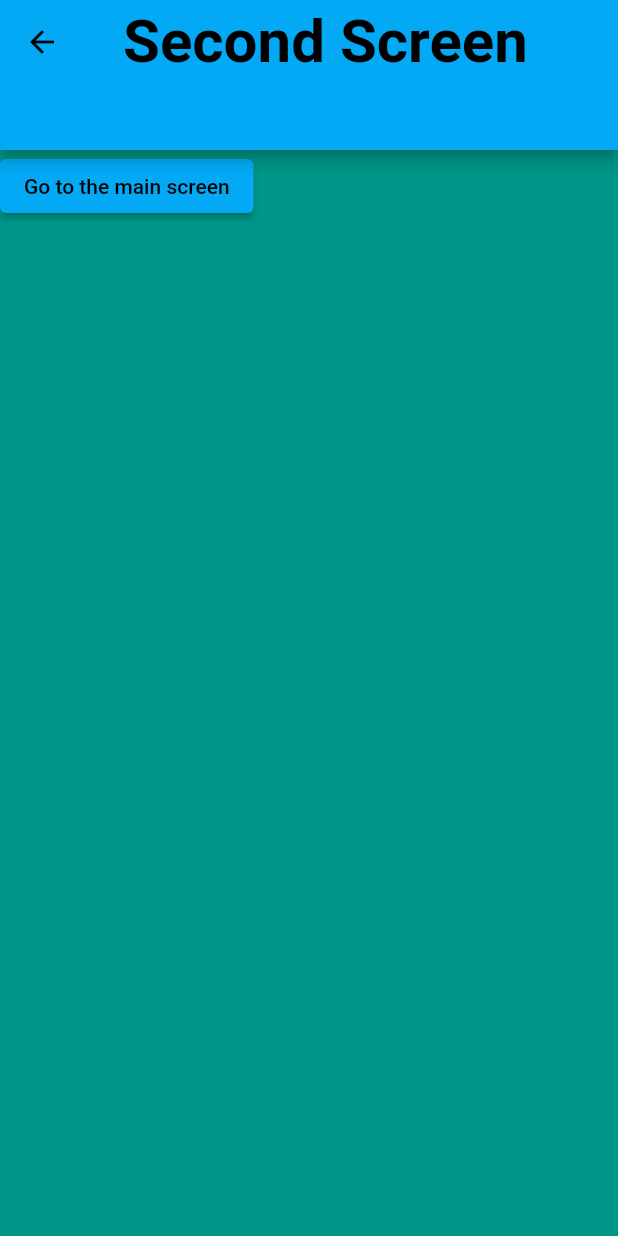
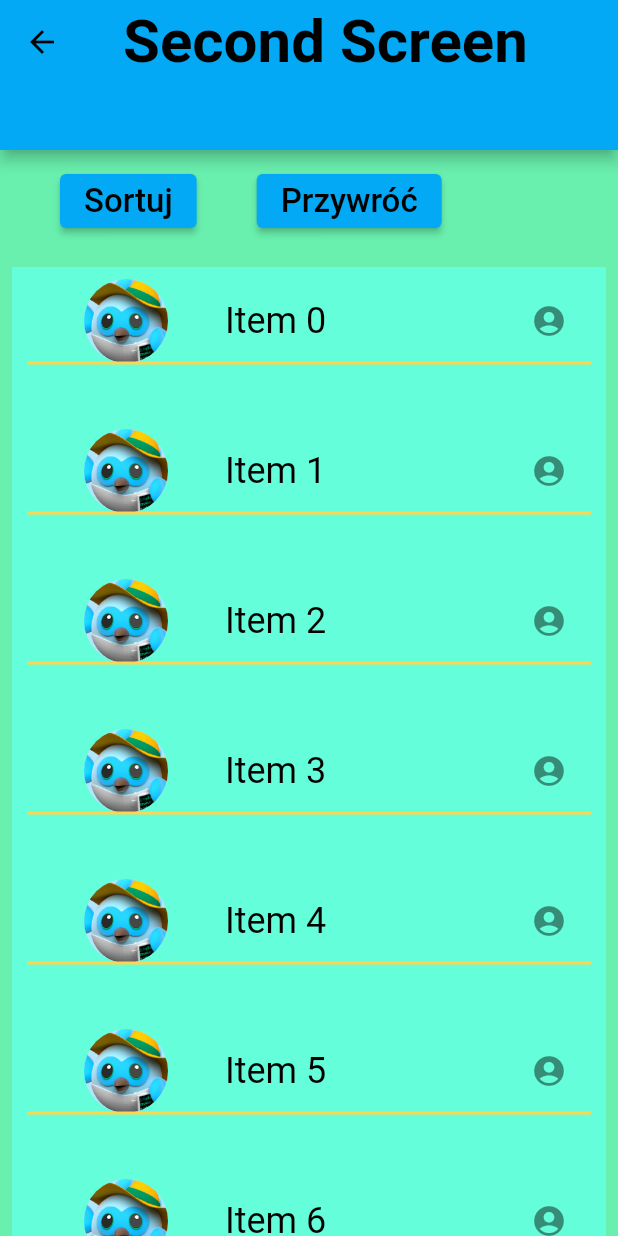
Before and after one commit to elchomik/mgr_app_flutter, a Flutter app: the SecondScreen screen opened by its route, on a phone screen of 412 x 824 dp. Run offline on Flutter 3.47's test engine with Material 2 defaults, Android fonts, the phone set to English and light mode, and no system bars.

Commit message:
Update second screen

```diff
--- a/lib/second_screen.dart
+++ b/lib/second_screen.dart
@@ -9,13 +9,103 @@ class SecondScreen extends StatefulWidget {
 }
 
 class _SecondScreenState extends State<SecondScreen> {
+  final List<String> items =
+      List<String>.generate(1000, (index) => 'Item $index');
+
+  void defaultSort() {
+    setState(() {
+      items.sort((a,b) => b.compareTo(a));
+    });
+  }
+
+  void reversedSort() {
+    setState(() {
+      items.sort((a,b) => a.compareTo(b));
+    });
+  }
+
+  void quickSort(List<String> list, int leftIndex, int rightIndex) {
+    if(leftIndex < rightIndex) {
+      int partitionIndex = partition(list, leftIndex, rightIndex);
+      quickSort(list, leftIndex, partitionIndex-1);
+      quickSort(list, partitionIndex+1, rightIndex);
+    }
+  }
+
+  int partition(List<String> list, int leftIndex, int rightIndex) {
+    int pivot = list[rightIndex];
+  }
+
   @override
   Widget build(BuildContext context) {
     return Scaffold(
-      appBar: const AppTitle(title: 'Second Screen', size: 100,),
-      body:  ElevatedButton(onPressed: () => Navigator.pop(this.context),
-      child: const Text('Go to the main screen'),),
-      backgroundColor: Colors.teal,
+      appBar: AppTitle(
+        title: 'Second Screen',
+        size: 100,
+        isSecondScreen: true,
+      ),
+      backgroundColor: Colors.greenAccent,
+      body: Column(
+        children: [
+          Row(
+            children: [
+              Padding(
+                padding: const EdgeInsets.only(top: 10, left: 40),
+                child: ElevatedButton(
+                  onPressed: () => defaultSort(),
+                  child: const Text(
+                    'Sortuj',
+                    style: TextStyle(fontSize: 22, fontFamily: 'Roboto'),
+                  ),
+                ),
+              ),
+              Padding(
+                padding: const EdgeInsets.only(top: 10, left: 40),
+                child: ElevatedButton(
+                  onPressed: () => reversedSort(),
+                  child: const Text(
+                    'Przywróć',
+                    style: TextStyle(fontSize: 22, fontFamily: 'Roboto'),
+                  ),
+                ),
+              ),
+            ],
+          ),
+          Expanded(
+            child: Padding(
+              padding: const EdgeInsets.only(top:20, left: 8, right: 8),
+              child: Container(
+                color: Colors.tealAccent,
+                child: ListView.builder(
+                    itemCount: items.length,
+                    itemExtent: 100,
+                    padding: const EdgeInsets.only(left: 10, right: 10, top: 8),
+                    itemBuilder: (context, index) {
+                      return Column(
+                        children: [
+                          ListTile(
+                            leading: const CircleAvatar(
+                              radius: 50,
+                              backgroundImage: AssetImage('assets/images/bird.png'),
+                            ),
+                            title: Text(items[index], style: const TextStyle(fontFamily: 'Roboto', fontSize: 24),),
+                            key: ValueKey(index),
+                            textColor: Colors.black,
+                            trailing: const Icon(Icons.account_circle),
+                          ),
+                          Divider(
+                            color: Colors.amber[300],
+                            thickness: 2,
+                            height: 1,
+                          )
+                        ],
+                      );
+                    }),
+              ),
+            ),
+          ),
+        ],
+      ),
     );
   }
 }
```
